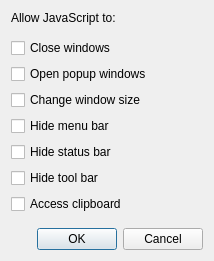
Qt form src/lib/preferences/jsoptions.ui (QupZilla/qupzilla) before a commit.
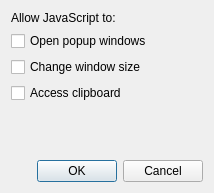
The same form after that commit.

Commit message: Update JavaScriptOptions dialog for QtWebEngine

What changed in the file:
```diff
--- a/src/lib/preferences/jsoptions.ui
+++ b/src/lib/preferences/jsoptions.ui
@@ -7,7 +7,7 @@
     <x>0</x>
     <y>0</y>
     <width>214</width>
-    <height>261</height>
+    <height>193</height>
    </rect>
   </property>
   <property name="windowTitle">
@@ -23,26 +23,6 @@
    </item>
    <item>
     <layout class="QVBoxLayout" name="verticalLayout">
-     <item>
-      <spacer name="verticalSpacer">
-       <property name="orientation">
-        <enum>Qt::Vertical</enum>
-       </property>
-       <property name="sizeHint" stdset="0">
-        <size>
-         <width>20</width>
-         <height>40</height>
-        </size>
-       </property>
-      </spacer>
-     </item>
-     <item>
-      <widget class="QCheckBox" name="jscanCloseWindow">
-       <property name="text">
-        <string>Close windows</string>
-       </property>
-      </widget>
-     </item>
      <item>
       <widget class="QCheckBox" name="jscanOpenWindow">
        <property name="text">
@@ -57,27 +37,6 @@
        </property>
       </widget>
      </item>
-     <item>
-      <widget class="QCheckBox" name="jscanHideMenu">
-       <property name="text">
-        <string>Hide menu bar</string>
-       </property>
-      </widget>
-     </item>
-     <item>
-      <widget class="QCheckBox" name="jscanHideStatus">
-       <property name="text">
-        <string>Hide status bar</string>
-       </property>
-      </widget>
-     </item>
-     <item>
-      <widget class="QCheckBox" name="jscanHideTool">
-       <property name="text">
-        <string>Hide tool bar</string>
-       </property>
-      </widget>
-     </item>
      <item>
       <widget class="QCheckBox" name="jscanAccessClipboard">
        <property name="text">
```
The commit also changes 5 other files.
